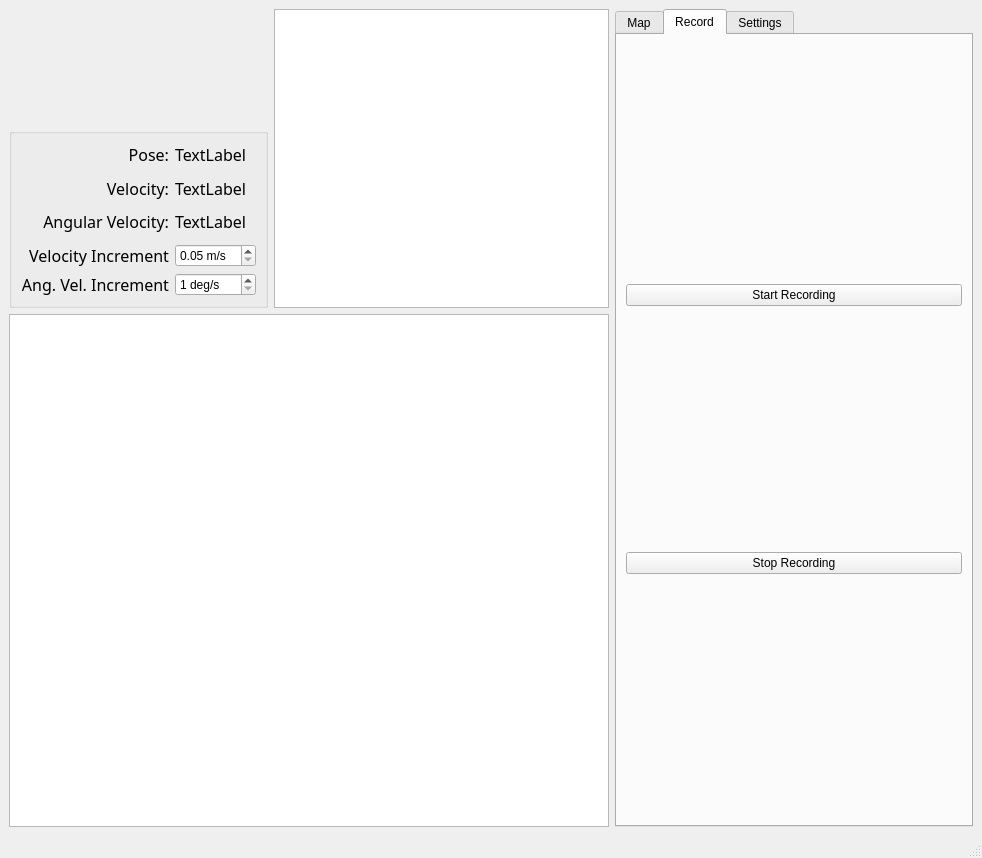
kam3k/MSL-Simulator, file ui/gui.ui: the form before one commit.
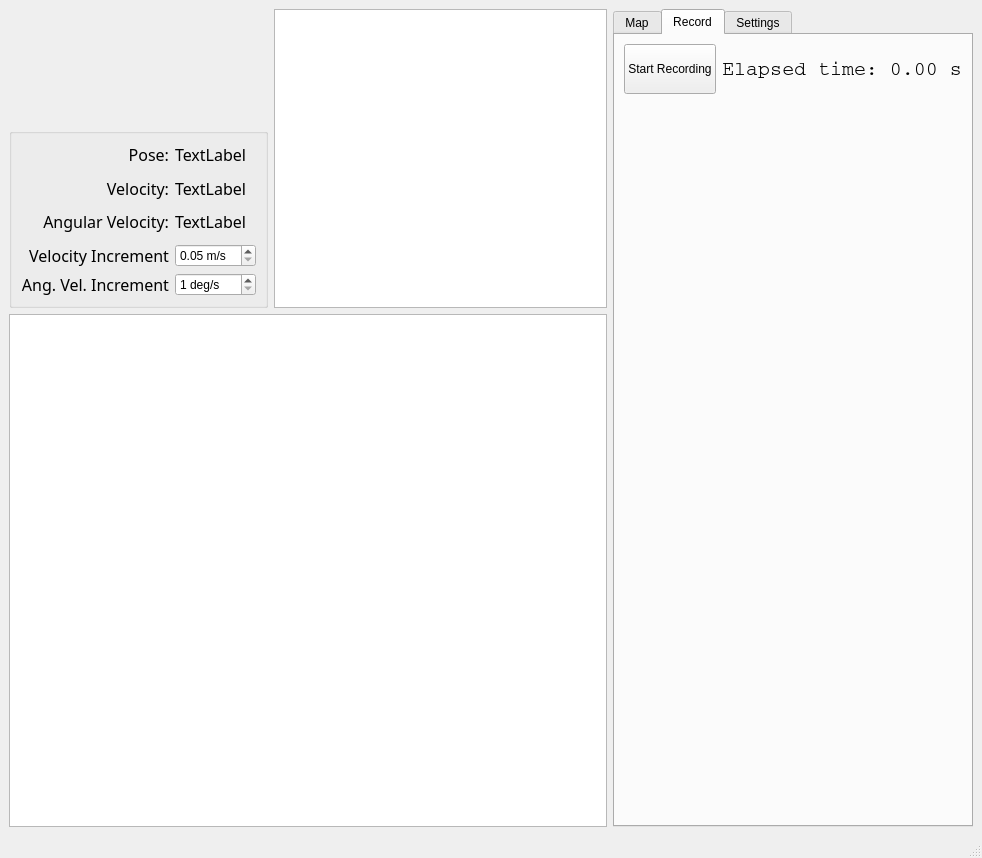
The form after the commit. The open tabs and pages were chosen to show the change. Custom widgets are drawn as their Qt base class.

```diff
--- a/ui/gui.ui
+++ b/ui/gui.ui
@@ -29,6 +29,9 @@
         <height>400</height>
        </size>
       </property>
+      <property name="lineWidth">
+       <number>2</number>
+      </property>
       <property name="verticalScrollBarPolicy">
        <enum>Qt::ScrollBarAsNeeded</enum>
       </property>
@@ -273,6 +276,12 @@
         <verstretch>0</verstretch>
        </sizepolicy>
       </property>
+      <property name="frameShadow">
+       <enum>QFrame::Sunken</enum>
+      </property>
+      <property name="lineWidth">
+       <number>2</number>
+      </property>
      </widget>
     </item>
     <item row="0" column="2" rowspan="3">
@@ -297,16 +306,49 @@
        </attribute>
        <layout class="QGridLayout" name="gridLayout_10">
         <item row="0" column="0">
-         <widget class="QPushButton" name="start_record_button">
+         <widget class="QPushButton" name="toggle_record_button">
+          <property name="minimumSize">
+           <size>
+            <width>50</width>
+            <height>50</height>
+           </size>
+          </property>
+          <property name="layoutDirection">
+           <enum>Qt::LeftToRight</enum>
+          </property>
           <property name="text">
            <string>Start Recording</string>
           </property>
          </widget>
         </item>
-        <item row="1" column="0">
-         <widget class="QPushButton" name="stop_record_button">
+        <item row="2" column="0">
+         <spacer name="verticalSpacer">
+          <property name="orientation">
+           <enum>Qt::Vertical</enum>
+          </property>
+          <property name="sizeHint" stdset="0">
+           <size>
+            <width>20</width>
+            <height>40</height>
+           </size>
+          </property>
+         </spacer>
+        </item>
+        <item row="0" column="1">
+         <widget class="QLabel" name="record_timer_display">
+          <property name="font">
+           <font>
+            <family>Courier</family>
+            <pointsize>15</pointsize>
+            <weight>50</weight>
+            <bold>false</bold>
+           </font>
+          </property>
           <property name="text">
-           <string>Stop Recording</string>
+           <string>Elapsed time: 0.00 s</string>
+          </property>
+          <property name="alignment">
+           <set>Qt::AlignCenter</set>
           </property>
          </widget>
         </item>
```
Left out of the diff: 2 changed lines with no effect on the pictures.
